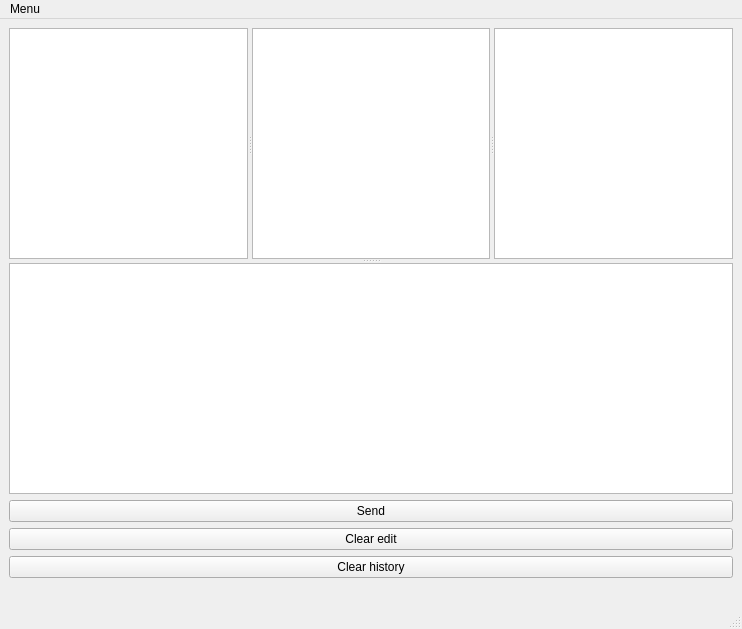
This is mainwindow.ui in Knigan/DB2 as Qt 5 draws it before an edit. The edited form follows.
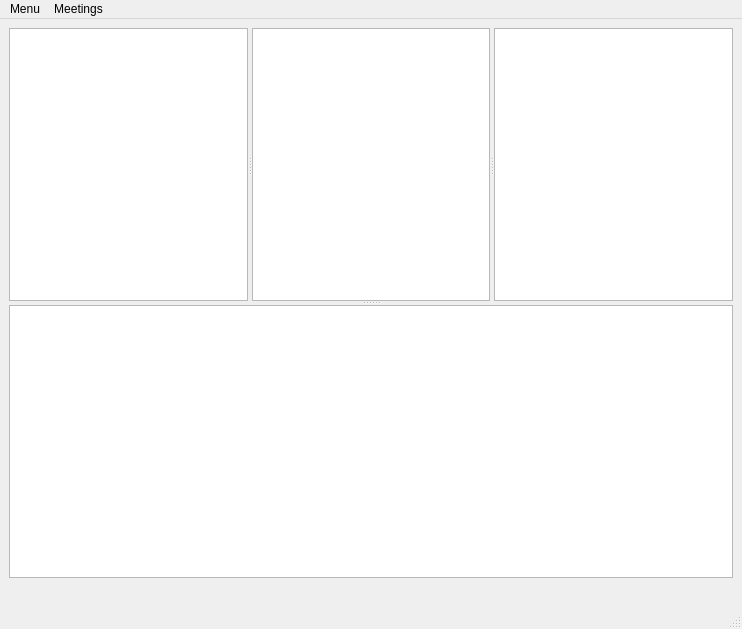
This is the edited form.

Diff of the .ui file:
```diff
--- a/mainwindow.ui
+++ b/mainwindow.ui
@@ -28,13 +28,6 @@
   <widget class="QWidget" name="centralwidget">
    <layout class="QGridLayout" name="gridLayout">
     <item row="2" column="0">
-     <widget class="QPushButton" name="ClearButton">
-      <property name="text">
-       <string>Clear edit</string>
-      </property>
-     </widget>
-    </item>
-    <item row="4" column="0">
      <widget class="QLabel" name="ErrorLable">
       <property name="sizePolicy">
        <sizepolicy hsizetype="Preferred" vsizetype="Preferred">
@@ -47,20 +40,6 @@
       </property>
      </widget>
     </item>
-    <item row="1" column="0">
-     <widget class="QPushButton" name="SendButton">
-      <property name="text">
-       <string>Send</string>
-      </property>
-     </widget>
-    </item>
-    <item row="3" column="0">
-     <widget class="QPushButton" name="ClearHistoryButton">
-      <property name="text">
-       <string>Clear history</string>
-      </property>
-     </widget>
-    </item>
     <item row="0" column="0">
      <widget class="QSplitter" name="splitter_2">
       <property name="orientation">
@@ -172,8 +151,24 @@
     <addaction name="action"/>
     <addaction name="actionDisconnect"/>
     <addaction name="separator"/>
+    <addaction name="actionClearEdit"/>
+    <addaction name="actionClearHistory"/>
+   </widget>
+   <widget class="QMenu" name="menuMeetings">
+    <property name="title">
+     <string>Meetings</string>
+    </property>
+    <addaction name="actionCreateMenTable"/>
+    <addaction name="actionCreateWomenTable"/>
+    <addaction name="separator"/>
+    <addaction name="actionDropMenTable"/>
+    <addaction name="actionDropWomenTable"/>
+    <addaction name="separator"/>
+    <addaction name="actionCreateMeetingsTable"/>
+    <addaction name="actionDropMeetingsTable"/>
    </widget>
    <addaction name="menu"/>
+   <addaction name="menuMeetings"/>
   </widget>
   <action name="action">
    <property name="text">
```
Left out of the diff: 40 changed lines with no effect on the pictures.
